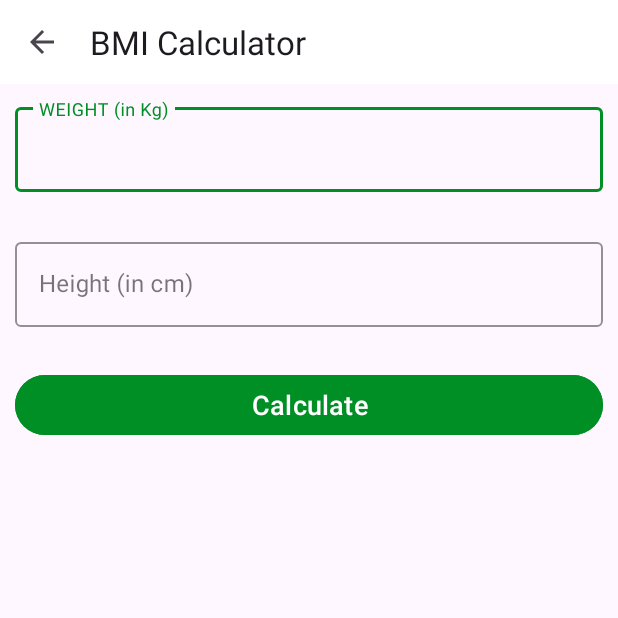
After one commit to Ujjwal-kasera/Workout_App, an Android app: the BmiActivity screen opened directly, with no data from a screen before it, on a phone screen of 412 x 824 dp, the top half of it. The commit adds this screen. Run offline under Robolectric (Android 15) with nearby library versions, the phone set to English and light mode, and no system bars.

Commit message:
Adding BMI Calculator

```diff
--- a/app/src/main/AndroidManifest.xml
+++ b/app/src/main/AndroidManifest.xml
@@ -19,6 +19,9 @@
         android:theme="@style/Theme.WorkoutApp"
         tools:targetApi="31">
         <activity
+            android:name=".BmiActivity"
+            android:exported="false" />
+        <activity
             android:name=".FinishActivity"
             android:exported="false" />
         <activity
--- /dev/null
+++ b/app/src/main/res/layout/activity_bmi.xml
@@ -0,0 +1,119 @@
+<?xml version="1.0" encoding="utf-8"?>
+<RelativeLayout xmlns:android="http://schemas.android.com/apk/res/android"
+    xmlns:app="http://schemas.android.com/apk/res-auto"
+    xmlns:tools="http://schemas.android.com/tools"
+    android:layout_width="match_parent"
+    android:layout_height="match_parent"
+    android:orientation="vertical"
+    tools:context=".BmiActivity">
+
+    <androidx.appcompat.widget.Toolbar
+        android:id="@+id/toolbarBMI"
+        android:layout_width="match_parent"
+        android:layout_height="?android:actionBarSize"
+        android:background="@color/white" />
+
+    <com.google.android.material.textfield.TextInputLayout
+        android:id="@+id/tilMetricUnitWeight"
+        style="@style/Widget.MaterialComponents.TextInputLayout.OutlinedBox"
+        android:layout_width="match_parent"
+        android:layout_height="70dp"
+        android:layout_below="@id/toolbarBMI"
+        android:layout_margin="10dp"
+        app:boxStrokeColor="@color/colorAccent"
+        app:hintTextColor="@color/colorAccent">
+
+        <androidx.appcompat.widget.AppCompatEditText
+            android:id="@+id/etMetricUnitWeight"
+            android:layout_width="match_parent"
+            android:layout_height="wrap_content"
+            android:hint="@string/weight_in_kg"
+            android:inputType="numberDecimal"
+            android:textSize="16sp" />
+
+    </com.google.android.material.textfield.TextInputLayout>
+
+    <com.google.android.material.textfield.TextInputLayout
+        android:id="@+id/tilMetricUnitHeight"
+        style="@style/Widget.MaterialComponents.TextInputLayout.OutlinedBox"
+        android:layout_width="match_parent"
+        android:layout_height="70dp"
+        android:layout_margin="10dp"
+        app:boxStrokeColor="@color/colorAccent"
+        app:hintTextColor="@color/colorAccent"
+        android:layout_below="@id/tilMetricUnitWeight">
+
+        <androidx.appcompat.widget.AppCompatEditText
+            android:id="@+id/etMetricUnitHeight"
+            android:layout_width="match_parent"
+            android:layout_height="wrap_content"
+            android:hint="@string/height_in_cm"
+            android:inputType="numberDecimal"
+            android:textSize="16sp" />
+
+    </com.google.android.material.textfield.TextInputLayout>
+
+
+    <Button
+        android:id="@+id/btnCalculateBMI"
+        android:layout_width="match_parent"
+        android:layout_height="wrap_content"
+        android:layout_below="@id/tilMetricUnitHeight"
+        android:layout_margin="10dp"
+        android:layout_gravity="bottom"
+        android:backgroundTint="@color/colorAccent"
+        android:text="@string/calculate"
+        android:textColor="@color/white"
+        android:textSize="18sp" />
+
+    <LinearLayout
+        android:id="@+id/llDisplayBMIResult"
+        android:layout_width="match_parent"
+        android:layout_height="wrap_content"
+        android:layout_below="@id/btnCalculateBMI"
+        android:orientation="vertical"
+        android:padding="10dp"
+        android:layout_marginTop="10dp"
+        android:visibility="invisible"
+        tools:visibility="visible">
+
+        <TextView
+            android:id="@+id/tvYourBMI"
+            android:layout_width="match_parent"
+            android:layout_height="wrap_content"
+            android:text="@string/your_bmi"
+            android:gravity="center"
+            android:textAllCaps="true"
+            android:textSize="16sp" />
+
+        <TextView
+            android:id="@+id/tvBMIValue"
+            android:layout_width="match_parent"
+            android:layout_height="wrap_content"
+            android:layout_marginTop="5dp"
+            android:gravity="center"
+            android:textSize="18sp"
+            android:textStyle="bold"
+            tools:text="25.0" />
+
+        <TextView
+            android:id="@+id/tvBMIType"
+            android:layout_width="match_parent"
+            android:layout_height="wrap_content"
+            android:layout_marginTop="5dp"
+            android:gravity="center"
+            android:textSize="18sp"
+            tools:text="Normal" />
+
+        <TextView
+            android:id="@+id/tvBMIDescription"
+            android:layout_width="match_parent"
+            android:layout_height="wrap_content"
+            android:layout_marginTop="5dp"
+            android:gravity="center"
+            android:textSize="18sp"
+            tools:text="25.0" />
+
+    </LinearLayout>
+
+</RelativeLayout>
--- a/app/src/main/res/values/strings.xml
+++ b/app/src/main/res/values/strings.xml
@@ -10,4 +10,14 @@
     <string name="you_have_done_the_workout">You have done the workout!</string>
     <string name="finish">FINISH</string>
     <string name="image">Image</string>
+    <string name="are_you_sure">Are you Sure?</string>
+    <string name="this_will_stop_your_workout_you_ve_come_far_are_you_sure_to_quit">This will stop your Workout. You\'ve come far, are you sure to quit?</string>
+    <string name="yes">Yes</string>
+    <string name="no">No</string>
+    <string name="bmi">BMI</string>
+    <string name="your_bmi">Your BMI</string>
+    <string name="weight_in_kg">WEIGHT (in Kg)</string>
+    <string name="height_in_cm">Height (in cm)</string>
+    <string name="calculate">Calculate</string>
+    <string name="calculator">Calculator</string>
 </resources>
```
Also changed, not shown: app/src/main/java/com/example/workoutapp/BmiActivity.kt (added, +96 -0 lines), app/src/main/java/com/example/workoutapp/ExerciseActivity.kt (+26 -2 lines), app/src/main/java/com/example/workoutapp/MainActivity.kt (+6 -1 lines), app/src/main/res/layout/activity_main.xml (+34 -1 lines), app/src/main/res/layout/dialog_custom_back_confirmation.xml (added, +61 -0 lines).
